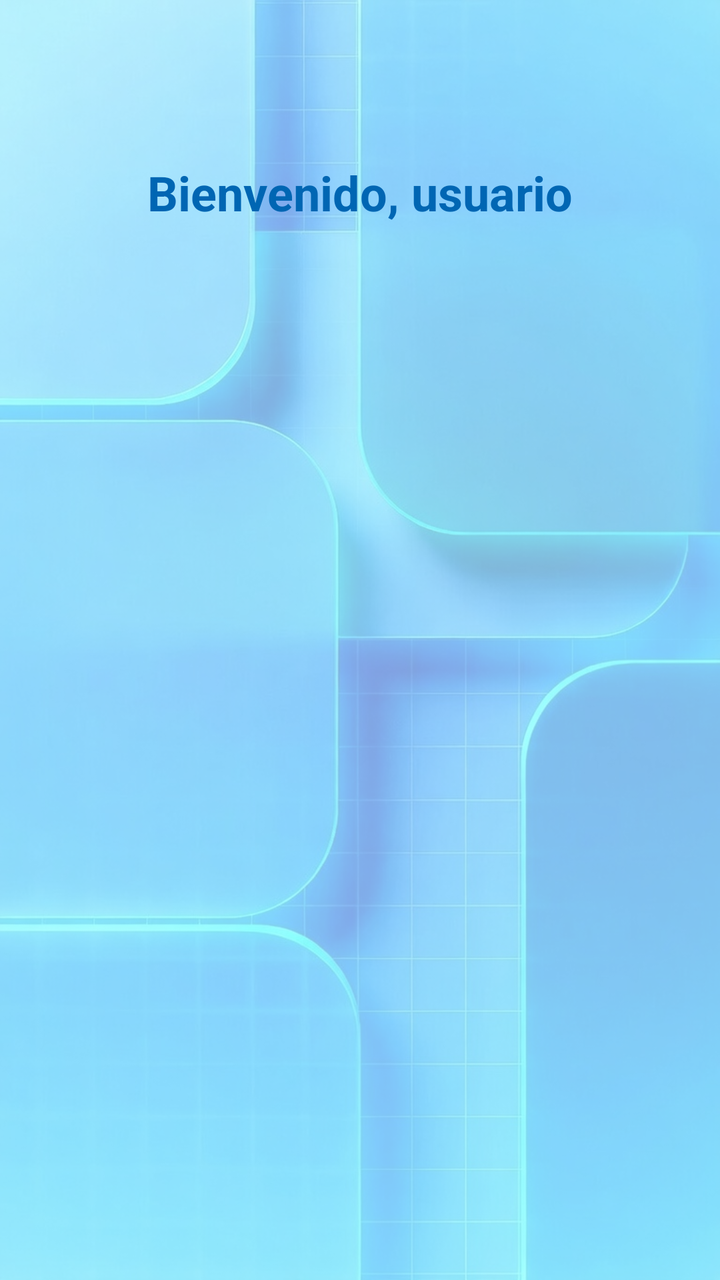
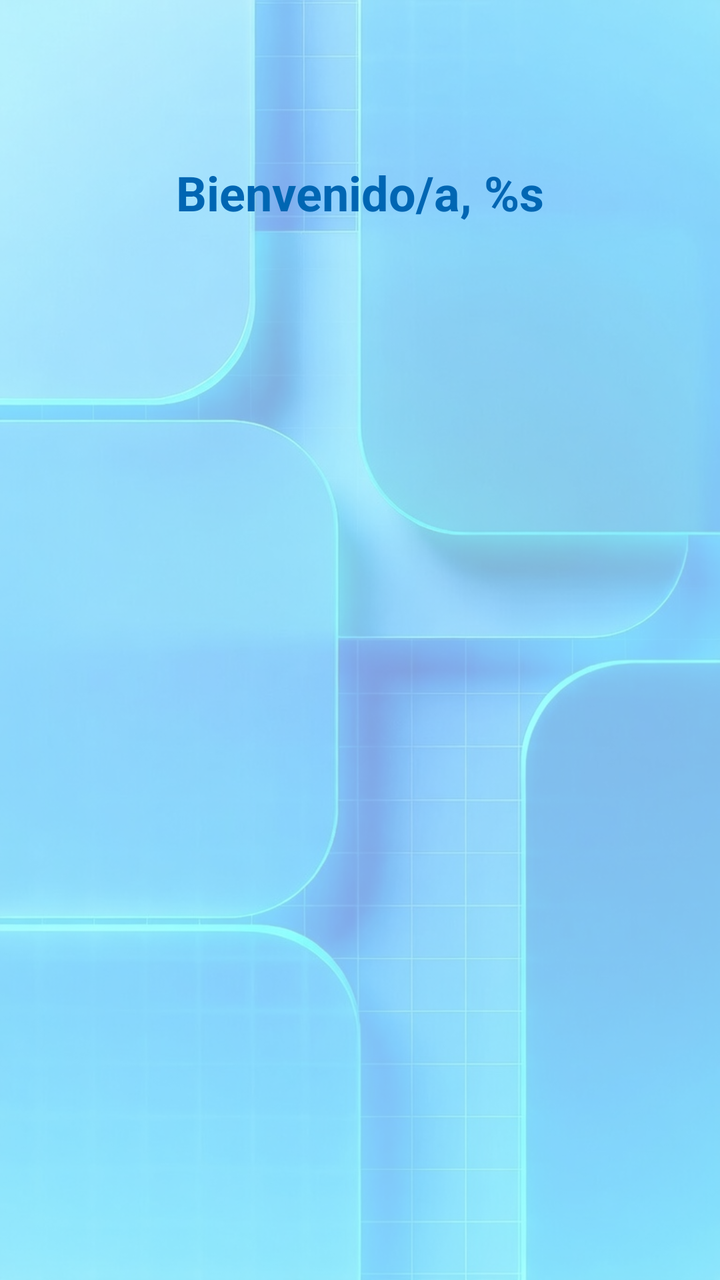

An Android layout rendered at two revisions. The XML below is the earlier revision; the diff shows what the commit changed to produce the second picture.
<!-- AndroidManifest.xml: application theme Theme.PollCore -->
<!-- res/layout/activity_pantalla_principal.xml -->
<?xml version="1.0" encoding="utf-8"?>
<androidx.constraintlayout.widget.ConstraintLayout
    xmlns:android="http://schemas.android.com/apk/res/android"
    xmlns:app="http://schemas.android.com/apk/res-auto"
    xmlns:tools="http://schemas.android.com/tools"
    android:id="@+id/main"
    android:layout_width="match_parent"
    android:layout_height="match_parent"
    android:background="@drawable/poll">

    
    <View
        android:layout_width="match_parent"
        android:layout_height="match_parent"
        android:background="#80FFFFFF"
        app:layout_constraintBottom_toBottomOf="parent"
        app:layout_constraintEnd_toEndOf="parent"
        app:layout_constraintStart_toStartOf="parent"
        app:layout_constraintTop_toTopOf="parent" />

    <TextView
        android:id="@+id/tvWelcome"
        android:layout_width="wrap_content"
        android:layout_height="wrap_content"
        android:layout_marginTop="80dp"
        android:text="Bienvenido, usuario"
        android:textColor="@color/primary_text"
        android:textSize="24sp"
        android:textStyle="bold"
        app:layout_constraintEnd_toEndOf="parent"
        app:layout_constraintStart_toStartOf="parent"
        app:layout_constraintTop_toTopOf="parent" />

    <androidx.recyclerview.widget.RecyclerView
        android:id="@+id/rvPolls"
        android:layout_width="0dp"
        android:layout_height="0dp"
        android:layout_marginTop="24dp"
        android:layout_marginBottom="16dp"
        android:padding="8dp"
        app:layout_constraintBottom_toBottomOf="parent"
        app:layout_constraintEnd_toEndOf="parent"
        app:layout_constraintStart_toStartOf="parent"
        app:layout_constraintTop_toBottomOf="@id/tvWelcome" />

</androidx.constraintlayout.widget.ConstraintLayout>
<!-- resources referenced by this layout -->
<resources>
  <color name="primary_text">#0066B3</color>
  <!-- drawable poll: jpg bitmap (drawable, 146826 bytes) -->
  <style name="Theme.PollCore" parent="Base.Theme.PollCore" />
  <style name="Base.Theme.PollCore" parent="Theme.MaterialComponents.DayNight.DarkActionBar">
          
          <item name="colorPrimary">@color/frutiger_blue_dark</item>
          <item name="colorPrimaryVariant">@color/frutiger_blue_deep</item>
          <item name="colorOnPrimary">@android:color/white</item>
  
          
          <item name="android:statusBarColor">@color/frutiger_blue_dark</item>
  
          
          <item name="android:windowBackground">@drawable/bg_frutiger_gradient</item>
  
          
          <item name="android:popupMenuStyle">@style/Widget.PollCore.PopupMenu</item>
      </style>
  <color name="frutiger_blue_dark">#0088CC</color>
  <color name="frutiger_blue_deep">#0066B3</color>
  <!-- drawable bg_frutiger_gradient (drawable) -->
  <?xml version="1.0" encoding="utf-8"?>
  <shape xmlns:android="http://schemas.android.com/apk/res/android">
      <gradient
          android:startColor="#400066B3"
          android:endColor="#0000A3E0"
          android:angle="135"
          android:type="linear" />
  </shape>
  <style name="Widget.PollCore.PopupMenu" parent="Widget.MaterialComponents.PopupMenu">
          <item name="android:popupBackground">@color/aero_glass</item>
          <item name="android:textColor">@color/frutiger_blue_dark</item>
      </style>
  <color name="aero_glass">#99FFFFFF</color>
</resources>

<!-- the commit's change to res/layout/activity_pantalla_principal.xml (unified diff, before → after) -->
@@ -23,7 +23,7 @@
         android:layout_width="wrap_content"
         android:layout_height="wrap_content"
         android:layout_marginTop="80dp"
-        android:text="Bienvenido, usuario"
+        android:text="@string/welcome_placeholder"
         android:textColor="@color/primary_text"
         android:textSize="24sp"
         android:textStyle="bold"
<!-- resource entries referenced after the edit -->
@@ -2,6 +2,7 @@
 <resources>
   <color name="primary_text">#0066B3</color>
   <!-- drawable poll: jpg bitmap (drawable, 146826 bytes) -->
+  <string name="welcome_placeholder">Bienvenido/a, %s</string>
   <style name="Theme.PollCore" parent="Base.Theme.PollCore" />
   <style name="Base.Theme.PollCore" parent="Theme.MaterialComponents.DayNight.DarkActionBar">
           
